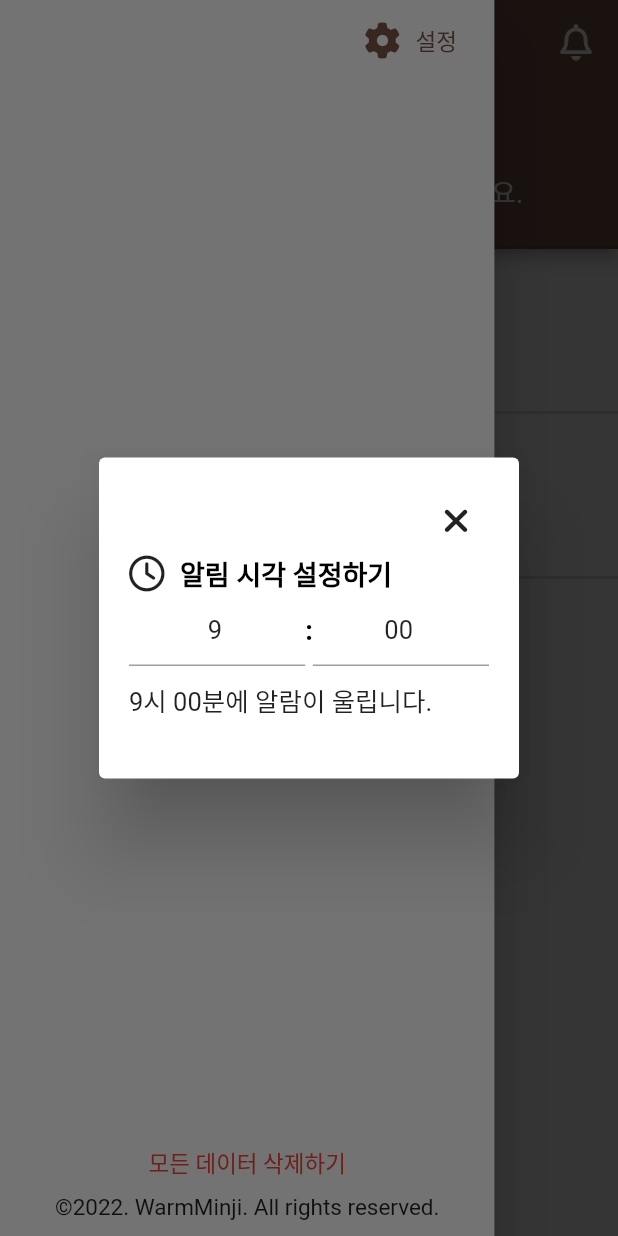
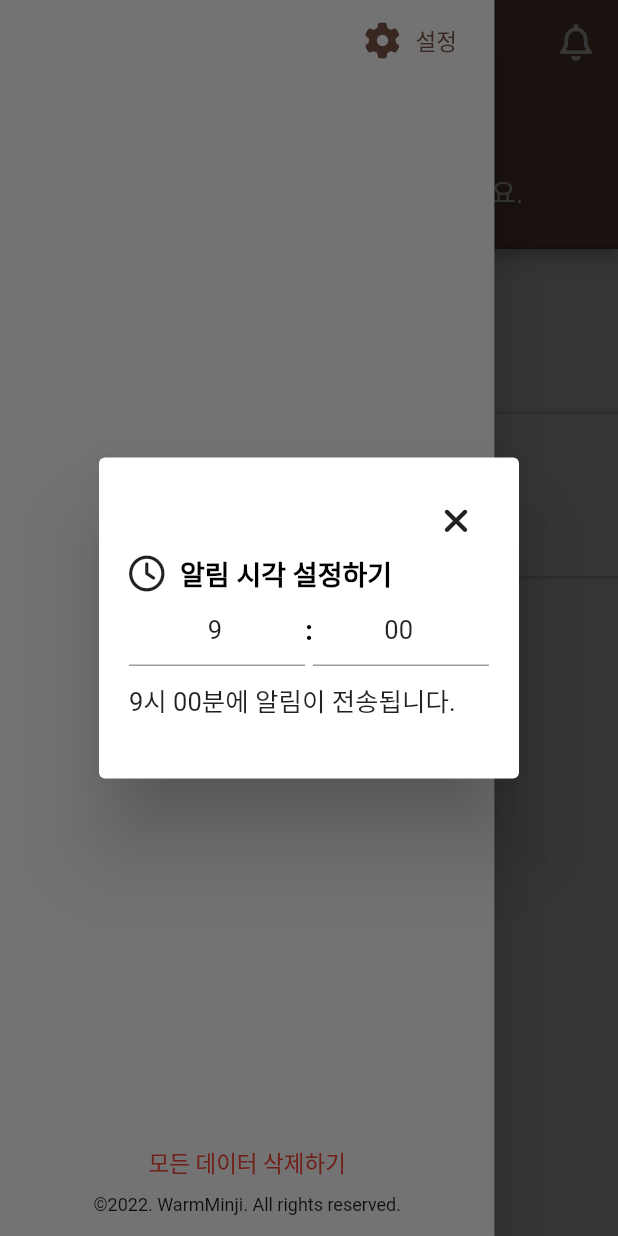
Before and after one commit to Warm-minji/what_was_it_app, a Flutter app: the screen it shows after launch, in the side drawer, after a tap on "설정", on a phone screen of 412 x 824 dp. Run offline on Flutter 3.47's test engine with Material 2 defaults, Android fonts, the phone set to English and light mode, and no system bars; our stand-ins replace flutter_local_notifications, flutter_phoenix, flutter_riverpod, font_awesome_flutter, shared_preferences, syncfusion_flutter_datepicker and 1 more; missing offline and left inert: clickable_list_wheel_view; Roboto replaces fonts that are missing (GowunDodum).

Commit message:
[fix] message

```diff
--- a/lib/view/main/main_drawer.dart
+++ b/lib/view/main/main_drawer.dart
@@ -56,8 +56,7 @@ class MainDrawer extends StatelessWidget {
                       onTap: () async {
                         await showDialog(
                             context: context,
-                            builder: (context) =>
-                                AlertDialog(
+                            builder: (context) => AlertDialog(
                                   title: const Text("잠시만요"),
                                   content: const Text("되돌릴 수 없습니다. 정말 삭제할까요?"),
                                   actions: [
@@ -81,7 +80,7 @@ class MainDrawer extends StatelessWidget {
                       child: const Text("모든 데이터 삭제하기", style: TextStyle(color: Colors.red)),
                     ),
                     const SizedBox(height: 10),
-                    const Text('©2022. WarmMinji. All rights reserved.'),
+                    const Text('©2022. WarmMinji. All rights reserved.', style: TextStyle(fontSize: 12)),
                   ],
                 ),
               ),
@@ -189,7 +188,7 @@ class MainDrawer extends StatelessWidget {
                     ],
                   ),
                   const SizedBox(height: 10),
-                  Text("${userAlarmTime.hour}시 ${userAlarmTime.minute.toString().padLeft(2, "0")}분에 알람이 울립니다."),
+                  Text("${userAlarmTime.hour}시 ${userAlarmTime.minute.toString().padLeft(2, "0")}분에 알림이 전송됩니다."),
                   const SizedBox(height: 20),
                 ],
               ),
```
